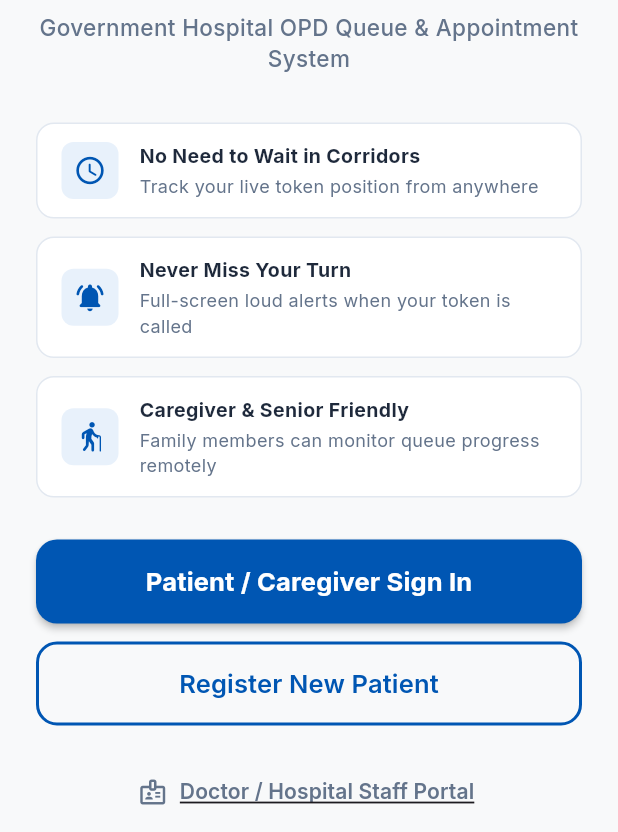
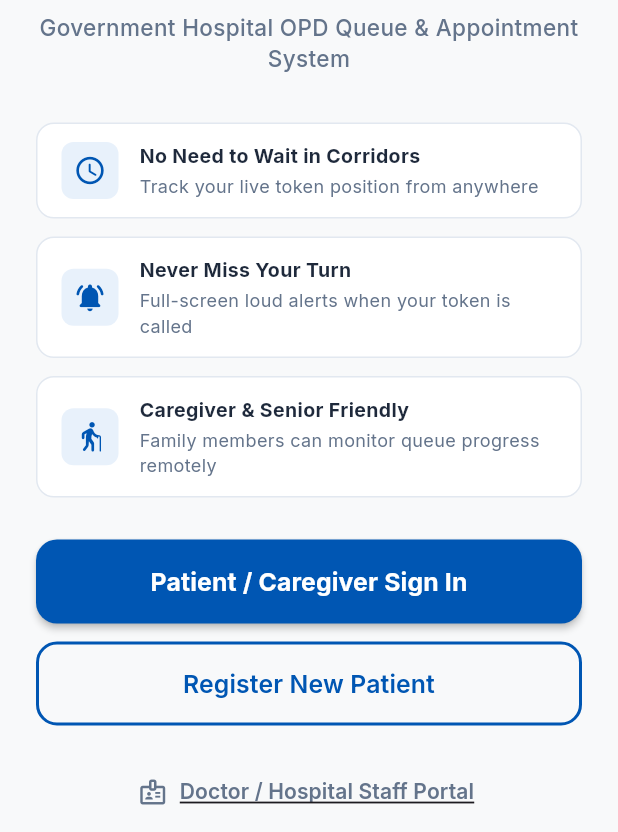
Before and after one commit to kavindyaPerera1234/mediq-app, a Flutter app: the screen it shows after launch, on a phone screen of 412 x 824 dp, the part 404-1236 px from its top. Run offline on Flutter 3.47's test engine with Material 3 defaults, Android fonts, the phone set to English and light mode, and no system bars; our stand-ins replace cloud_firestore, firebase_auth, firebase_core, google_fonts, table_calendar; missing offline and left inert: dart:js; accounts and stored records are empty.

Commit message:
fix(ui): adjust Tamil button font size in welcome screen for cleaner layout

```diff
--- a/lib/features/auth_live_queue_module3/screens/auth/welcome_entry_screen.dart
+++ b/lib/features/auth_live_queue_module3/screens/auth/welcome_entry_screen.dart
@@ -255,8 +255,9 @@ class _WelcomeEntryScreenState extends State<WelcomeEntryScreen> {
                 ),
                 child: Text(
                   _signInLabel,
+                  textAlign: TextAlign.center,
                   style: GoogleFonts.inter(
-                    fontSize: 17,
+                    fontSize: _selectedLanguage == AppLanguage.tamil ? 14.5 : 16.5,
                     fontWeight: FontWeight.w700,
                   ),
                 ),
@@ -284,8 +285,9 @@ class _WelcomeEntryScreenState extends State<WelcomeEntryScreen> {
                 ),
                 child: Text(
                   _registerLabel,
+                  textAlign: TextAlign.center,
                   style: GoogleFonts.inter(
-                    fontSize: 17,
+                    fontSize: _selectedLanguage == AppLanguage.tamil ? 14.5 : 16.5,
                     fontWeight: FontWeight.w600,
                   ),
                 ),
@@ -307,8 +309,9 @@ class _WelcomeEntryScreenState extends State<WelcomeEntryScreen> {
                   icon: const Icon(Icons.badge_outlined, size: 20, color: AppColors.textSecondary),
                   label: Text(
                     _staffLabel,
+                    textAlign: TextAlign.center,
                     style: GoogleFonts.inter(
-                      fontSize: 14,
+                      fontSize: _selectedLanguage == AppLanguage.tamil ? 13 : 14,
                       fontWeight: FontWeight.w600,
                       color: AppColors.textSecondary,
                       decoration: TextDecoration.underline,
```
